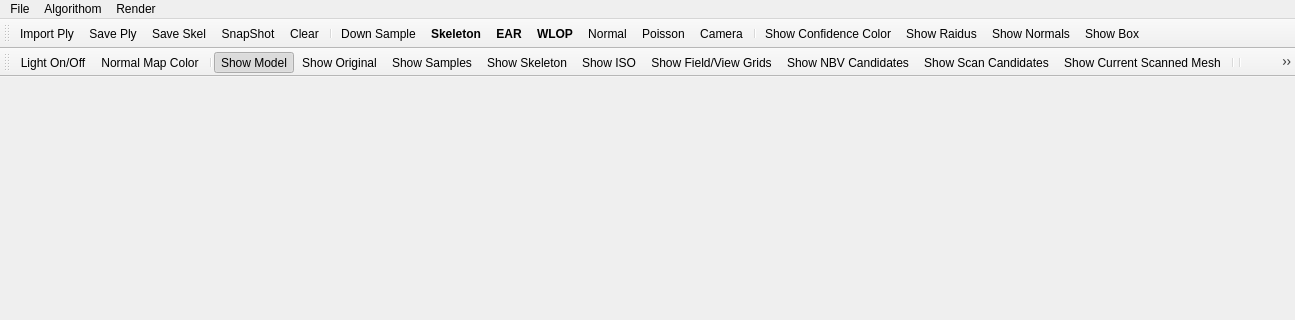
This is Point Cloud/mainwindow.ui in sunwaylive/quality-driven-poisson-guided-autoscanning as Qt 5 draws it before an edit; both pictures show x 0 to 1295 and y 0 to 320 of the 1295 by 573 pixel window. The edited form follows.
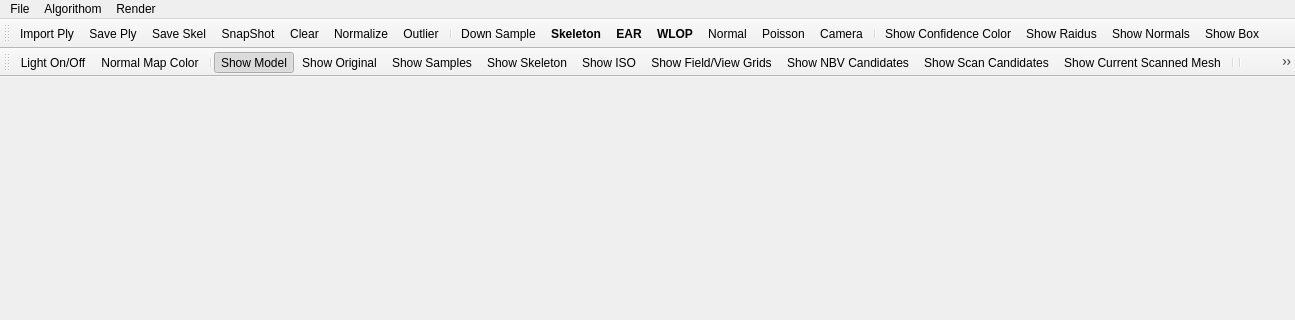
This is the edited form. Icons and pictures are not drawn.

Patch:
```diff
--- a/Point Cloud/mainwindow.ui
+++ b/Point Cloud/mainwindow.ui
@@ -236,6 +236,8 @@
    <addaction name="actionSave_Skel"/>
    <addaction name="actionSnapShot"/>
    <addaction name="actionClear_Data"/>
+   <addaction name="actionNormalize"/>
+   <addaction name="actionRemove_Outlier"/>
    <addaction name="separator"/>
    <addaction name="actionDownSample"/>
    <addaction name="actionSkeleton_Setting"/>
@@ -855,7 +857,7 @@
   </action>
   <action name="actionRemove_Outlier">
    <property name="text">
-    <string>Remove Outlier</string>
+    <string>Outlier</string>
    </property>
   </action>
   <action name="actionSwitch_Sample_Original">
```
